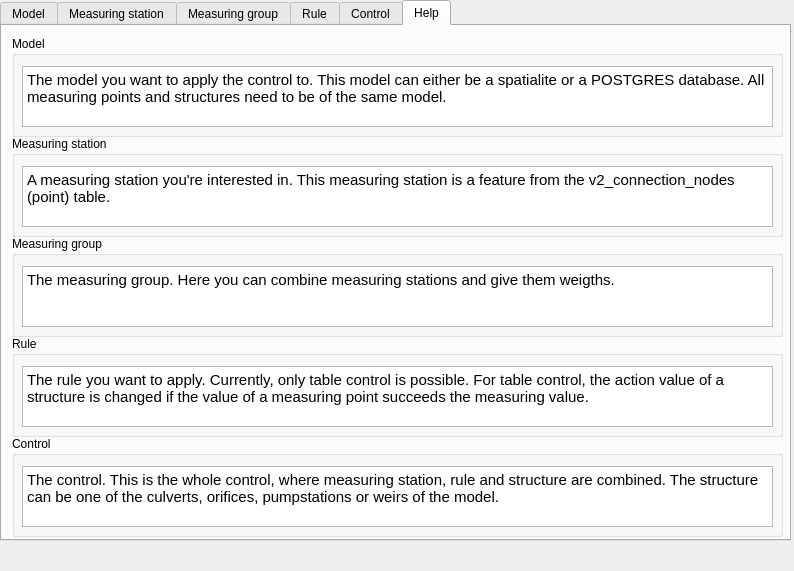
The window that ui/control_structures_dockwidget.ui (nens/threedi-results-analysis) describes before a commit, drawn with Qt 5.
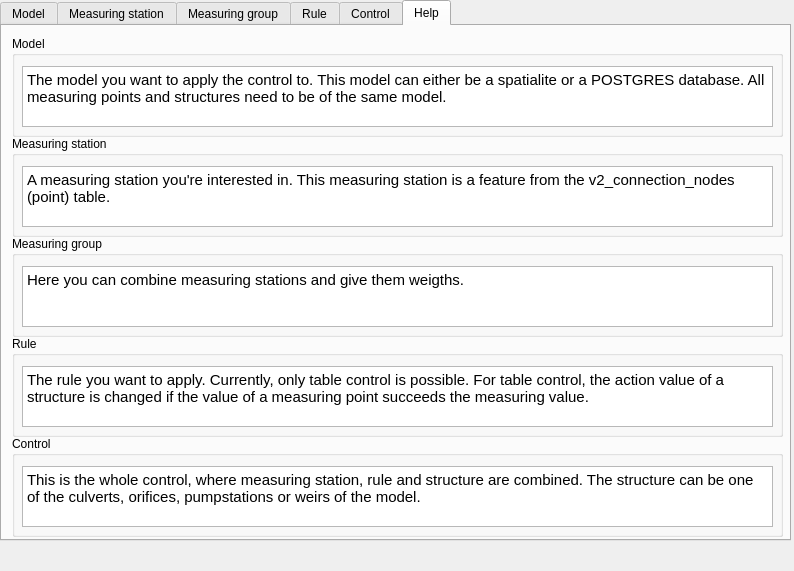
The same window after the commit. The open tabs and pages were chosen to show the change.

Commit message: Improve the text of the 'Help'tab and improve the docstrings of the setup functions.

Patch:
```diff
--- a/ui/control_structures_dockwidget.ui
+++ b/ui/control_structures_dockwidget.ui
@@ -756,7 +756,7 @@
 &lt;html&gt;&lt;head&gt;&lt;meta name=&quot;qrichtext&quot; content=&quot;1&quot; /&gt;&lt;style type=&quot;text/css&quot;&gt;
 p, li { white-space: pre-wrap; }
 &lt;/style&gt;&lt;/head&gt;&lt;body style=&quot; font-family:'Ubuntu'; font-size:11pt; font-weight:400; font-style:normal;&quot;&gt;
-&lt;p style=&quot; margin-top:0px; margin-bottom:0px; margin-left:0px; margin-right:0px; -qt-block-indent:0; text-indent:0px;&quot;&gt;The measuring group. Here you can combine measuring stations and give them weigths.&lt;/p&gt;&lt;/body&gt;&lt;/html&gt;</string>
+&lt;p style=&quot; margin-top:0px; margin-bottom:0px; margin-left:0px; margin-right:0px; -qt-block-indent:0; text-indent:0px;&quot;&gt;Here you can combine measuring stations and give them weigths.&lt;/p&gt;&lt;/body&gt;&lt;/html&gt;</string>
        </property>
       </widget>
      </widget>
@@ -822,7 +822,7 @@
 &lt;html&gt;&lt;head&gt;&lt;meta name=&quot;qrichtext&quot; content=&quot;1&quot; /&gt;&lt;style type=&quot;text/css&quot;&gt;
 p, li { white-space: pre-wrap; }
 &lt;/style&gt;&lt;/head&gt;&lt;body style=&quot; font-family:'Ubuntu'; font-size:11pt; font-weight:400; font-style:normal;&quot;&gt;
-&lt;p style=&quot; margin-top:0px; margin-bottom:0px; margin-left:0px; margin-right:0px; -qt-block-indent:0; text-indent:0px;&quot;&gt;The control. This is the whole control, where measuring station, rule and structure are combined. The structure can be one of the culverts, orifices, pumpstations or weirs of the model.&lt;/p&gt;&lt;/body&gt;&lt;/html&gt;</string>
+&lt;p style=&quot; margin-top:0px; margin-bottom:0px; margin-left:0px; margin-right:0px; -qt-block-indent:0; text-indent:0px;&quot;&gt;This is the whole control, where measuring station, rule and structure are combined. The structure can be one of the culverts, orifices, pumpstations or weirs of the model.&lt;/p&gt;&lt;/body&gt;&lt;/html&gt;</string>
        </property>
       </widget>
      </widget>
```
Left out of the diff: 2 changed lines with no effect on the pictures. The commit also changes 1 other file.
